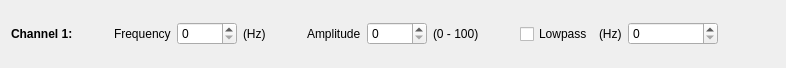
This is dish_tapper_software/channel_form.ui in willdickson/dish-tapper-software as Qt 5 draws it before an edit. The edited form follows.
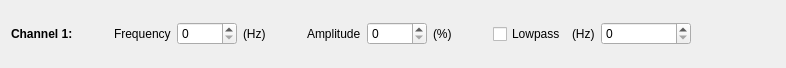
This is the edited form.

What changed in the file:
```diff
--- a/dish_tapper_software/channel_form.ui
+++ b/dish_tapper_software/channel_form.ui
@@ -102,7 +102,7 @@
    <item>
     <widget class="QLabel" name="amplitudeUnitLabel">
      <property name="text">
-      <string>(0 - 100)</string>
+      <string>(%)</string>
      </property>
     </widget>
    </item>
```
